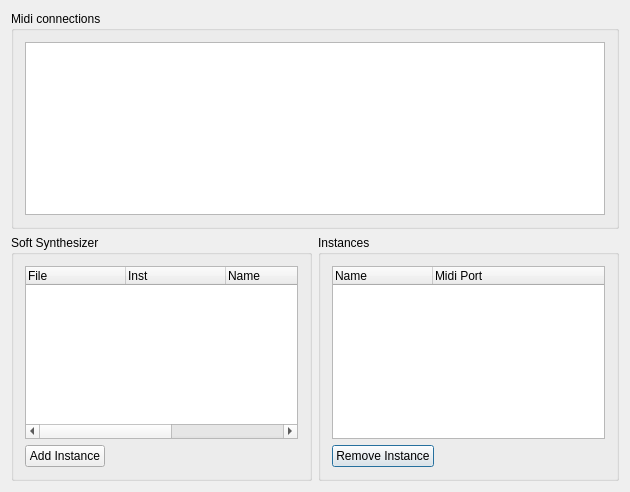
First picture: the form in oom/widgets/synthconfigbase.ui, repository ccherrett/oom, before the edit.
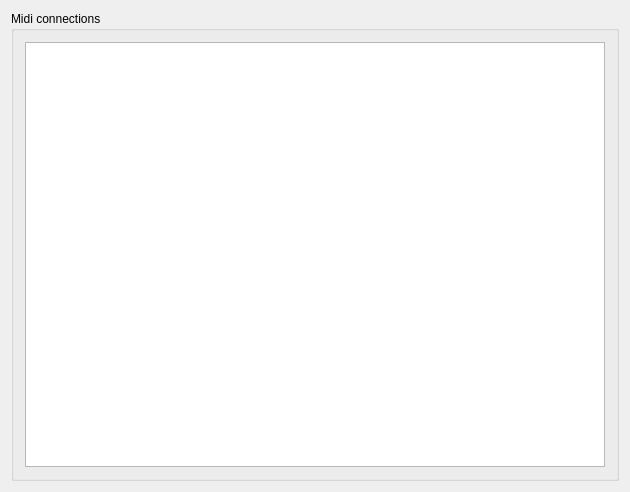
Second picture: the form after the edit.

Commit message: fixed up midi ports manager

The edit to the form file:
```diff
--- a/oom/widgets/synthconfigbase.ui
+++ b/oom/widgets/synthconfigbase.ui
@@ -14,59 +14,6 @@
    <string>OOMidi: Midi Ports / Soft Synth Manager</string>
   </property>
   <layout class="QGridLayout">
-   <item row="1" column="1">
-    <widget class="QGroupBox" name="GroupBox3">
-     <property name="title">
-      <string>Instances</string>
-     </property>
-     <layout class="QGridLayout">
-      <item row="0" column="0">
-       <widget class="QTreeWidget" name="instanceList">
-        <property name="allColumnsShowFocus">
-         <bool>true</bool>
-        </property>
-        <column>
-         <property name="text">
-          <string>Name</string>
-         </property>
-        </column>
-        <column>
-         <property name="text">
-          <string>Midi Port</string>
-         </property>
-        </column>
-       </widget>
-      </item>
-      <item row="1" column="0">
-       <layout class="QHBoxLayout">
-        <item>
-         <widget class="QPushButton" name="removeInstance">
-          <property name="text">
-           <string>Remove Instance</string>
-          </property>
-         </widget>
-        </item>
-        <item>
-         <spacer name="Spacer2">
-          <property name="orientation">
-           <enum>Qt::Horizontal</enum>
-          </property>
-          <property name="sizeType">
-           <enum>QSizePolicy::Expanding</enum>
-          </property>
-          <property name="sizeHint" stdset="0">
-           <size>
-            <width>113</width>
-            <height>20</height>
-           </size>
-          </property>
-         </spacer>
-        </item>
-       </layout>
-      </item>
-     </layout>
-    </widget>
-   </item>
    <item row="0" column="0" colspan="2">
     <widget class="QGroupBox" name="groupBox10">
      <property name="title">
@@ -78,83 +25,9 @@
         <attribute name="verticalHeaderDefaultSectionSize">
          <number>18</number>
         </attribute>
-       </widget>
-      </item>
-     </layout>
-    </widget>
-   </item>
-   <item row="1" column="0">
-    <widget class="QGroupBox" name="GroupBox2">
-     <property name="title">
-      <string>Soft Synthesizer</string>
-     </property>
-     <layout class="QGridLayout">
-      <item row="1" column="0">
-       <layout class="QHBoxLayout">
-        <property name="spacing">
-         <number>6</number>
-        </property>
-        <property name="margin">
-         <number>0</number>
-        </property>
-        <item>
-         <widget class="QPushButton" name="addInstance">
-          <property name="text">
-           <string>Add Instance</string>
-          </property>
-         </widget>
-        </item>
-        <item>
-         <spacer name="Spacer1">
-          <property name="orientation">
-           <enum>Qt::Horizontal</enum>
-          </property>
-          <property name="sizeType">
-           <enum>QSizePolicy::Expanding</enum>
-          </property>
-          <property name="sizeHint" stdset="0">
-           <size>
-            <width>20</width>
-            <height>20</height>
-           </size>
-          </property>
-         </spacer>
-        </item>
-       </layout>
-      </item>
-      <item row="0" column="0">
-       <widget class="QTreeWidget" name="synthList">
-        <property name="toolTip">
-         <string>list of available software synthesizers</string>
-        </property>
-        <property name="allColumnsShowFocus">
-         <bool>true</bool>
-        </property>
-        <column>
-         <property name="text">
-          <string>File</string>
-         </property>
-        </column>
-        <column>
-         <property name="text">
-          <string>Inst</string>
-         </property>
-        </column>
-        <column>
-         <property name="text">
-          <string>Name</string>
-         </property>
-        </column>
-        <column>
-         <property name="text">
-          <string>Version</string>
-         </property>
-        </column>
-        <column>
-         <property name="text">
-          <string>Description</string>
-         </property>
-        </column>
+        <attribute name="verticalHeaderDefaultSectionSize">
+         <number>18</number>
+        </attribute>
        </widget>
       </item>
      </layout>
```
The commit also changes 1 other file.
